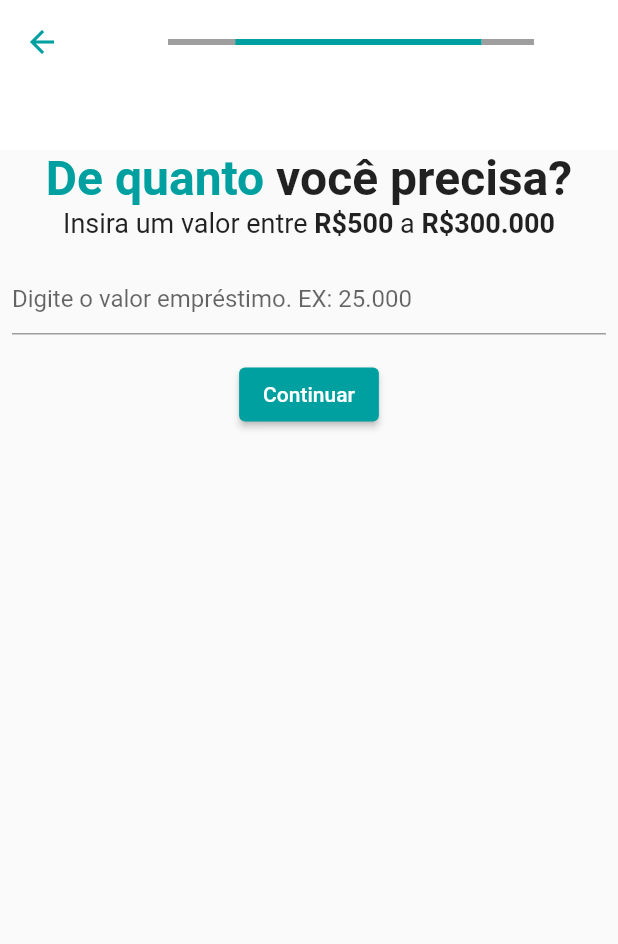
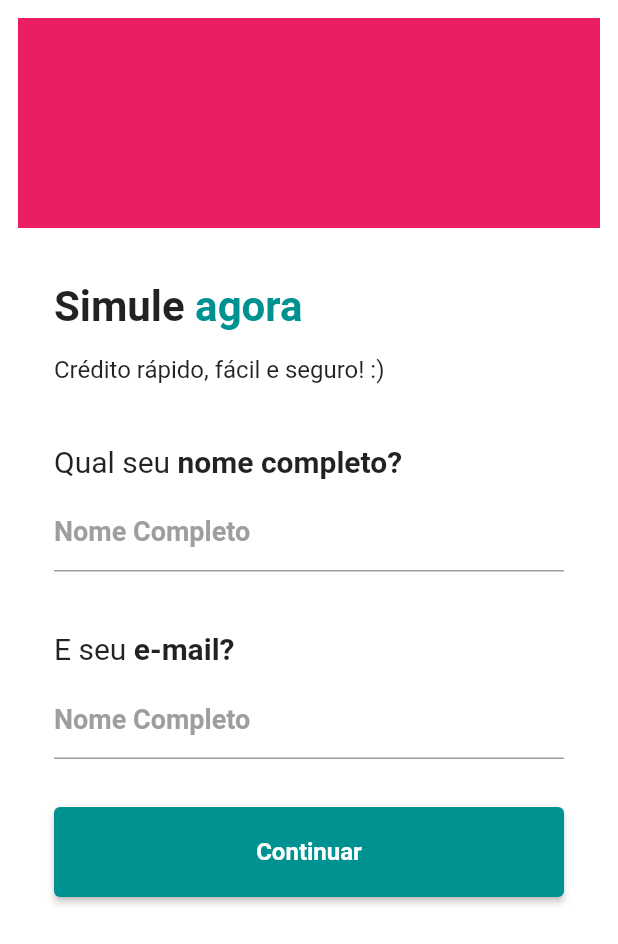
Before and after one commit to giofacul/repo-rispar-test, a Flutter app: the screen it shows after launch, on a phone screen of 412 x 824 dp. Shown: the top 944 px of the screen. Run offline on Flutter 3.47's test engine with Material 2 defaults, Android fonts, the phone set to English and light mode, and no system bars.

Commit message:
home screen visual

```diff
--- a/app_rispar/lib/bloc/screens/custom_app_bar.dart
+++ b/app_rispar/lib/bloc/screens/custom_app_bar.dart
@@ -1,21 +1,25 @@
 import 'package:flutter/material.dart';
 
 class CustomTopAppBar extends StatefulWidget implements PreferredSizeWidget {
-  const CustomTopAppBar({Key? key}) : super(key: key);
+  CustomTopAppBar({Key? key, required this.valueProgressAppBar}) : super(key: key);
+
+  double valueProgressAppBar;
 
   @override
-  Size get preferredSize => const Size.fromHeight(100);
+  Size get preferredSize => const Size.fromHeight(50);
 
   @override
   State<CustomTopAppBar> createState() => _CustomTopAppBarState();
 }
 
 class _CustomTopAppBarState extends State<CustomTopAppBar> {
+  double? valueProgressAppBar;
+
   @override
   Widget build(BuildContext context) {
     return Scaffold(
       appBar: PreferredSize(
-        preferredSize: const Size.fromHeight(100),
+        preferredSize: const Size.fromHeight(50),
         child: AppBar(
             backgroundColor: Colors.white,
             elevation: 0,
@@ -25,10 +29,15 @@ class _CustomTopAppBarState extends State<CustomTopAppBar> {
               onPressed: () => Navigator.of(context).pop(),
             ),
             title: Padding(
-              padding: const EdgeInsets.symmetric(horizontal: 40),
-              child: LinearProgressIndicator(
-                color: Theme.of(context).primaryColor,
-                backgroundColor: Colors.grey,
+              padding: const EdgeInsets.only(left: 10, right: 30),
+              child: ClipRRect(
+                borderRadius: BorderRadius.circular(8),
+                child: LinearProgressIndicator(
+                  minHeight: 6,
+                  value: valueProgressAppBar,
+                  color: Theme.of(context).primaryColor,
+                  backgroundColor: Colors.grey,
+                ),
               ),
             )),
       ),
--- /dev/null
+++ b/app_rispar/lib/bloc/screens/login_screen.dart
@@ -0,0 +1,160 @@
+import 'package:flutter/material.dart';
+
+class LoginScreen extends StatelessWidget {
+  const LoginScreen({Key? key}) : super(key: key);
+
+  @override
+  Widget build(BuildContext context) {
+    return Padding(
+      padding: const EdgeInsets.all(12),
+      child: Scaffold(
+        backgroundColor: Colors.white,
+        body: SingleChildScrollView(
+          child: Column(
+            children: [
+              Container(
+                height: 140,
+                width: MediaQuery.of(context).size.width * 1,
+                color: Colors.pink,
+              ),
+              Padding(
+                padding: const EdgeInsets.all(24),
+                child: Column(
+                  children: [
+                    Padding(
+                      padding: const EdgeInsets.only(top: 12),
+                      child: Row(
+                        children: [
+                          const Text(
+                            "Simule ",
+                            style:
+                                TextStyle(fontSize: 28, fontWeight: FontWeight.bold),
+                          ),
+                          Text(
+                            "agora ",
+                            style: TextStyle(
+                                color: Theme.of(context).primaryColor,
+                                fontSize: 28,
+                                fontWeight: FontWeight.bold),
+                          ),
+                        ],
+                      ),
+                    ),
+                    Padding(
+                      padding: EdgeInsets.only(top: 16),
+                      child: Container(
+                        alignment: Alignment.centerLeft,
+                        child: Text(
+                          "Crédito rápido, fácil e seguro! :)",
+                          style: TextStyle(fontSize: 16),
+                        ),
+                      ),
+                    ),
+                    Padding(
+                      padding: const EdgeInsets.only(top: 40),
+                      child: Row(
+                        children: const [
+                          Text(
+                            "Qual seu ",
+                            style: TextStyle(fontSize: 20),
+                          ),
+                          Text(
+                            "nome completo?",
+                            style:
+                            TextStyle(fontSize: 20, fontWeight: FontWeight.bold),
+                          ),
+                        ],
+                      ),
+                    ),
+                    TextFormField(
+                      textAlign: TextAlign.start,
+                      keyboardType: TextInputType.numberWithOptions(),
+                      decoration: InputDecoration(
+                        enabledBorder: UnderlineInputBorder(
+                          borderSide: BorderSide(color: Colors.grey),
+                        ),
+                        focusedBorder: UnderlineInputBorder(
+                          borderSide:
+                          BorderSide(color: Theme.of(context).primaryColor),
+                        ),
+                        prefixStyle: TextStyle(
+                            color: Theme.of(context).primaryColor,
+                            fontSize: 28,
+                            fontWeight: FontWeight.bold),
+                        hintStyle: const TextStyle(fontSize: 18, color: Colors.grey),
+                        hintText: 'Nome Completo',
+                      ),
+                      style: TextStyle(
+                          fontSize: 32,
+                          color: Theme.of(context).primaryColor,
+                          fontWeight: FontWeight.bold),
+                    ),
+
+
+                    Padding(
+                      padding: const EdgeInsets.only(top: 40),
+                      child: Row(
+                        children: const [
+                          Text(
+                            "E seu ",
+                            style: TextStyle(fontSize: 20),
+                          ),
+                          Text(
+                            "e-mail?",
+                            style:
+                            TextStyle(fontSize: 20, fontWeight: FontWeight.bold),
+                          ),
+                        ],
+                      ),
+                    ),
+                    TextFormField(
+                      textAlign: TextAlign.start,
+                      keyboardType: TextInputType.numberWithOptions(),
+                      decoration: InputDecoration(
+                        enabledBorder: UnderlineInputBorder(
+                          borderSide: BorderSide(color: Colors.grey),
+                        ),
+                        focusedBorder: UnderlineInputBorder(
+                          borderSide:
+                          BorderSide(color: Theme.of(context).primaryColor),
+                        ),
+                        prefixStyle: TextStyle(
+                            color: Theme.of(context).primaryColor,
+                            fontSize: 28,
+                            fontWeight: FontWeight.bold),
+                        hintStyle: const TextStyle(fontSize: 18, color: Colors.grey),
+                        hintText: 'Nome Completo',
+                      ),
+                      style: TextStyle(
+                          fontSize: 32,
+                          color: Theme.of(context).primaryColor,
+                          fontWeight: FontWeight.bold),
+                    ),
+
+                    Padding(
+                      padding: const EdgeInsets.only(top: 32),
+                      child: SizedBox(
+                        width: MediaQuery.of(context).size.width * 1,
+                        height: 60,
+                        child: ElevatedButton(
+                          style: ElevatedButton.styleFrom(
+                            primary: Theme.of(context).primaryColor, // Background color
+                          ),
+                          onPressed: () {},
+                          child: Text(
+                            "Continuar",
+                            style: TextStyle(fontWeight: FontWeight.bold, fontSize: 16),
+                          ),
+                        ),
+                      ),
+                    )
+                  ],
+                ),
+              ),
+            ],
+          ),
+        ),
+      ),
+    );
+  }
+}
--- a/app_rispar/lib/main.dart
+++ b/app_rispar/lib/main.dart
@@ -1,4 +1,5 @@
 import 'package:app_rispar/bloc/screens/home_page_screen.dart';
+import 'package:app_rispar/bloc/screens/login_screen.dart';
 import 'package:flutter/material.dart';
 
 void main() {
@@ -16,9 +17,9 @@ class MyApp extends StatelessWidget {
       debugShowCheckedModeBanner: false,
       theme: ThemeData(
         primarySwatch: Colors.blue,
-        primaryColor: Color.fromARGB(255, 0, 160, 160)
+        primaryColor: Color.fromARGB(255, 0, 145, 145)
       ),
-      home: const HomePageScreen(),
+      home: const LoginScreen(),
     );
   }
 }
```
Also changed, not shown: app_rispar/lib/bloc/screens/home_page_screen.dart (+41 -12 lines).
